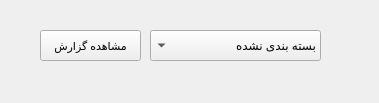
HadiNamazi/EVENT-qt, file ui/state_report_search.ui: the form before one commit.
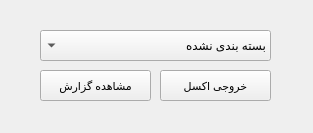
The form after the commit.

Commit message: sorting added - excel export added to state_report

Patch:
```diff
--- a/ui/state_report_search.ui
+++ b/ui/state_report_search.ui
@@ -6,8 +6,8 @@
    <rect>
     <x>0</x>
     <y>0</y>
-    <width>379</width>
-    <height>103</height>
+    <width>313</width>
+    <height>133</height>
    </rect>
   </property>
   <property name="windowTitle">
@@ -19,9 +19,9 @@
    </property>
    <property name="geometry">
     <rect>
-     <x>150</x>
+     <x>40</x>
      <y>30</y>
-     <width>171</width>
+     <width>231</width>
      <height>31</height>
     </rect>
    </property>
@@ -53,8 +53,8 @@
    <property name="geometry">
     <rect>
      <x>40</x>
-     <y>30</y>
-     <width>101</width>
+     <y>70</y>
+     <width>111</width>
      <height>31</height>
     </rect>
    </property>
@@ -67,6 +67,24 @@
     <string>مشاهده گزارش</string>
    </property>
   </widget>
+  <widget class="QPushButton" name="search_btn_2">
+   <property name="geometry">
+    <rect>
+     <x>160</x>
+     <y>70</y>
+     <width>111</width>
+     <height>31</height>
+    </rect>
+   </property>
+   <property name="font">
+    <font>
+     <pointsize>8</pointsize>
+    </font>
+   </property>
+   <property name="text">
+    <string>خروجی اکسل</string>
+   </property>
+  </widget>
  </widget>
  <resources/>
  <connections/>
```
The commit also changes 7 other files.
